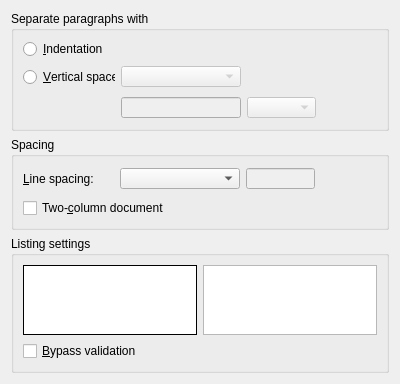
Old version of the form src/frontends/qt4/ui/TextLayoutUi.ui in the repository cburschka/lyx.
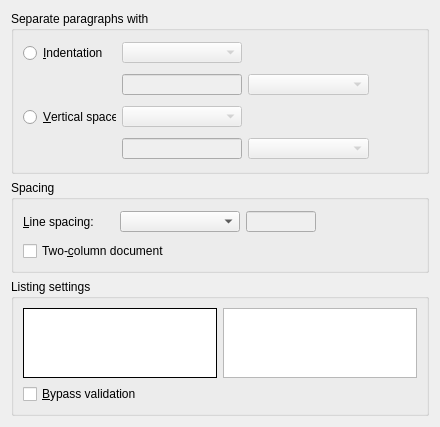
New version of the form. Custom widgets are drawn as their Qt base class.

Commit message: support to specify the paragraph indentation in the document settings dialog; introduces the new class HSpace;  - file format change

What changed in the file:
```diff
--- a/src/frontends/qt4/ui/TextLayoutUi.ui
+++ b/src/frontends/qt4/ui/TextLayoutUi.ui
@@ -5,8 +5,8 @@
    <rect>
     <x>0</x>
     <y>0</y>
-    <width>400</width>
-    <height>366</height>
+    <width>440</width>
+    <height>410</height>
    </rect>
   </property>
   <property name="windowTitle">
@@ -50,7 +50,111 @@
         </property>
        </widget>
       </item>
-      <item row="1" column="0">
+      <item row="0" column="1">
+       <widget class="QComboBox" name="indentCO">
+        <property name="enabled">
+         <bool>false</bool>
+        </property>
+        <property name="minimumSize">
+         <size>
+          <width>120</width>
+          <height>20</height>
+         </size>
+        </property>
+        <property name="maximumSize">
+         <size>
+          <width>121</width>
+          <height>21</height>
+         </size>
+        </property>
+        <property name="toolTip">
+         <string>size of the vertical space</string>
+        </property>
+       </widget>
+      </item>
+      <item row="0" column="2" colspan="2">
+       <spacer name="spacer_3">
+        <property name="orientation">
+         <enum>Qt::Horizontal</enum>
+        </property>
+        <property name="sizeType">
+         <enum>QSizePolicy::Expanding</enum>
+        </property>
+        <property name="sizeHint" stdset="0">
+         <size>
+          <width>135</width>
+          <height>26</height>
+         </size>
+        </property>
+       </spacer>
+      </item>
+      <item row="1" column="1">
+       <widget class="QLineEdit" name="indentLE">
+        <property name="enabled">
+         <bool>false</bool>
+        </property>
+        <property name="sizePolicy">
+         <sizepolicy hsizetype="Preferred" vsizetype="Fixed">
+          <horstretch>0</horstretch>
+          <verstretch>0</verstretch>
+         </sizepolicy>
+        </property>
+        <property name="minimumSize">
+         <size>
+          <width>120</width>
+          <height>20</height>
+         </size>
+        </property>
+        <property name="maximumSize">
+         <size>
+          <width>121</width>
+          <height>21</height>
+         </size>
+        </property>
+        <property name="toolTip">
+         <string>value</string>
+        </property>
+        <property name="text">
+         <string/>
+        </property>
+       </widget>
+      </item>
+      <item row="1" column="2">
+       <widget class="LengthCombo" name="indentLengthCO">
+        <property name="enabled">
+         <bool>false</bool>
+        </property>
+        <property name="minimumSize">
+         <size>
+          <width>121</width>
+          <height>20</height>
+         </size>
+        </property>
+        <property name="maximumSize">
+         <size>
+          <width>16777215</width>
+          <height>21</height>
+         </size>
+        </property>
+        <property name="toolTip">
+         <string>unit</string>
+        </property>
+       </widget>
+      </item>
+      <item row="1" column="3">
+       <spacer name="spacer_4">
+        <property name="orientation">
+         <enum>Qt::Horizontal</enum>
+        </property>
+        <property name="sizeHint" stdset="0">
+         <size>
+          <width>48</width>
+          <height>26</height>
+         </size>
+        </property>
+       </spacer>
+      </item>
+      <item row="2" column="0">
        <widget class="QRadioButton" name="skipRB">
         <property name="minimumSize">
          <size>
@@ -66,7 +170,7 @@
         </property>
        </widget>
       </item>
-      <item row="1" column="1">
+      <item row="2" column="1">
        <widget class="QComboBox" name="skipCO">
         <property name="enabled">
          <bool>false</bool>
@@ -88,7 +192,7 @@
         </property>
        </widget>
       </item>
-      <item row="1" column="2" colspan="2">
+      <item row="2" column="2" colspan="2">
        <spacer name="spacer_2">
         <property name="orientation">
          <enum>Qt::Horizontal</enum>
@@ -104,7 +208,7 @@
         </property>
        </spacer>
       </item>
-      <item row="2" column="1">
+      <item row="3" column="1">
        <widget class="QLineEdit" name="skipLE">
         <property name="enabled">
          <bool>false</bool>
@@ -132,20 +236,20 @@
         </property>
        </widget>
       </item>
-      <item row="2" column="2">
+      <item row="3" column="2">
        <widget class="LengthCombo" name="skipLengthCO">
         <property name="enabled">
          <bool>false</bool>
         </property>
         <property name="minimumSize">
          <size>
-          <width>69</width>
+          <width>121</width>
           <height>20</height>
          </size>
         </property>
         <property name="maximumSize">
          <size>
-          <width>70</width>
+          <width>16777215</width>
           <height>21</height>
          </size>
         </property>
@@ -154,18 +258,15 @@
         </property>
        </widget>
       </item>
-      <item row="2" column="3">
-       <spacer>
+      <item row="3" column="3">
+       <spacer name="spacer">
         <property name="orientation">
          <enum>Qt::Horizontal</enum>
         </property>
-        <property name="sizeType">
-         <enum>QSizePolicy::Expanding</enum>
-        </property>
         <property name="sizeHint" stdset="0">
          <size>
-          <width>62</width>
-          <height>23</height>
+          <width>48</width>
+          <height>26</height>
          </size>
         </property>
        </spacer>
```
The commit also changes 12 other files.
